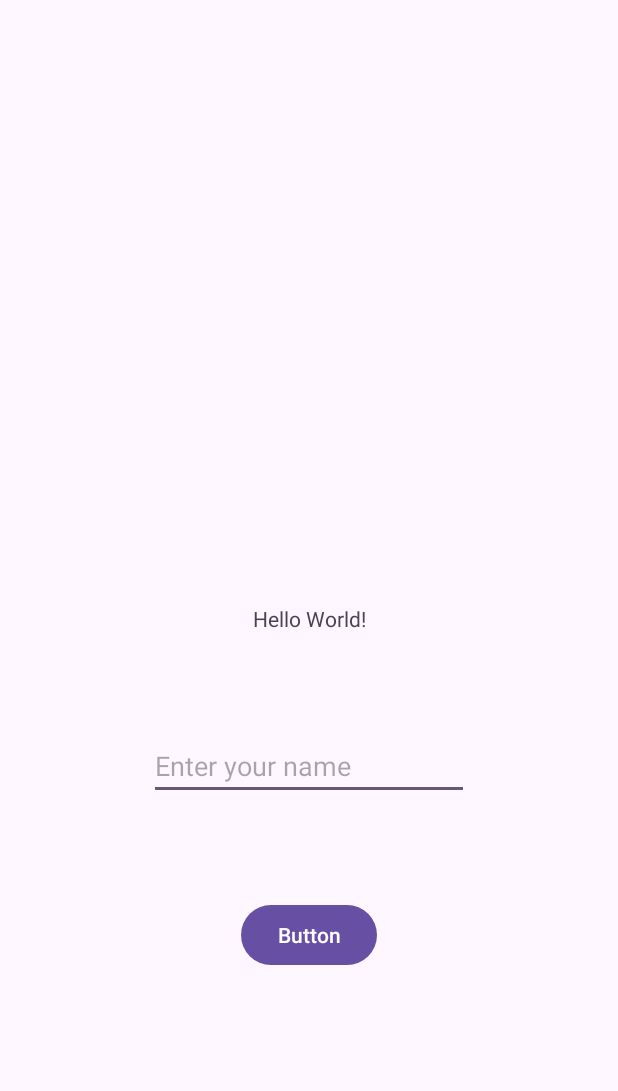
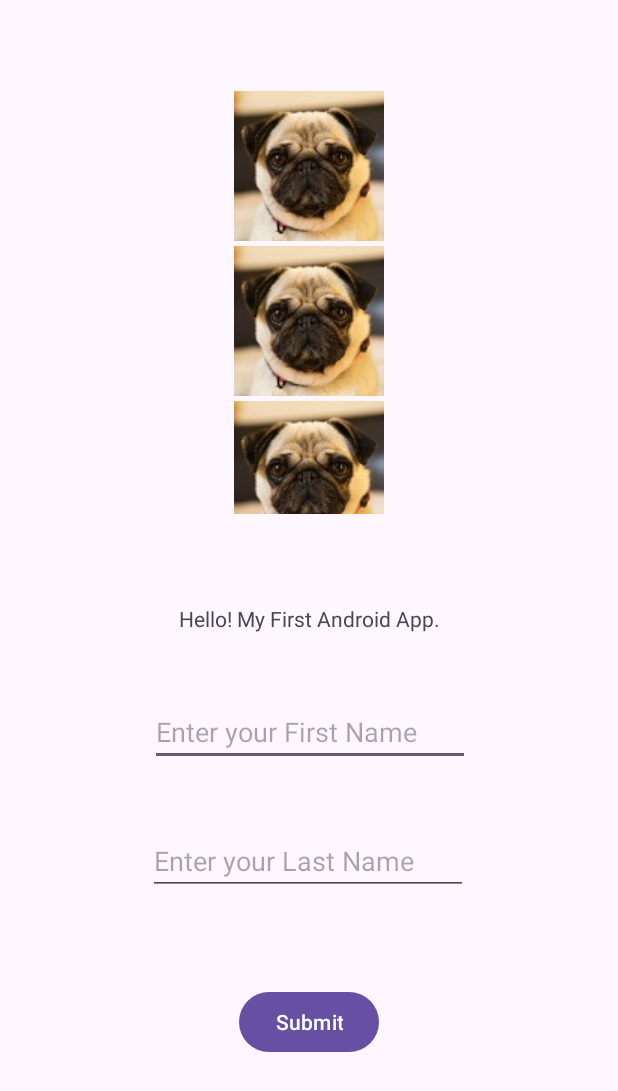
Before and after one commit to w0472826/MyNewApp, an Android app: the screen it shows after launch (MainActivity), on a phone screen of 412 x 824 dp. Shown: the top 1091 px of the screen. Run offline under Robolectric (Android 15) with nearby library versions, the phone set to English and light mode, and no system bars.

Commit message:
Add details

```diff
--- a/app/build.gradle.kts
+++ b/app/build.gradle.kts
@@ -26,6 +26,9 @@ android {
         sourceCompatibility = JavaVersion.VERSION_1_8
         targetCompatibility = JavaVersion.VERSION_1_8
     }
+    buildFeatures {
+        viewBinding = true
+    }
 }
 
 dependencies {
--- a/app/src/main/java/com/example/mynewapp/MainActivity.java
+++ b/app/src/main/java/com/example/mynewapp/MainActivity.java
@@ -2,13 +2,79 @@ package com.example.mynewapp;
 
 import androidx.appcompat.app.AppCompatActivity;
 
+import android.graphics.drawable.Drawable;
+import android.util.Log;
+import android.view.View;
+
 import android.os.Bundle;
+import android.widget.ImageView;
+import android.widget.LinearLayout;
+import android.widget.Toast;
+
+import com.example.mynewapp.databinding.ActivityMainBinding;
+
+import java.util.Arrays;
+import java.util.List;
 
 public class MainActivity extends AppCompatActivity {
+
+    private ActivityMainBinding binding;
 
     @Override
     protected void onCreate(Bundle savedInstanceState) {
         super.onCreate(savedInstanceState);
-        setContentView(R.layout.activity_main);
+        binding = ActivityMainBinding.inflate(getLayoutInflater());
+        View view = binding.getRoot();
+
+        setContentView(view);
+        binding.txtWelcomeMessage.setText(R.string.welcome_message);
+
+        // Logging
+        Log.i("TESTING", "Hello Log!!");
+
+        // Dynamically add Image Views to layout (vertical)
+        LinearLayout linearLayout = binding.linearLayout;
+
+        for(int i=0; i<20; i++){
+            int imgId = getResources().getIdentifier("dog2", "drawable", getPackageName());
+            Drawable image = getDrawable(imgId);
+
+            ImageView imgView = new ImageView(this);
+            imgView.setImageDrawable(image);
+            imgView.setId(i + 1);
+            imgView.setPadding(0,0,0,5);
+
+            linearLayout.addView(imgView);
+        }
+
+        // Dynamically add Image Views to layout (horizontal)
+        LinearLayout linearLayoutHorizontal = binding.linearLayoutHorizontal;
+
+        for(int i=0; i<20; i++){
+            int imgId = getResources().getIdentifier("dog3", "drawable", getPackageName());
+            Drawable image = getDrawable(imgId);
+
+            ImageView imgView = new ImageView(this);
+            imgView.setImageDrawable(image);
+            imgView.setId(i + 1);
+            imgView.setPadding(0,0,0,5);
+
+            linearLayout.addView(imgView);
+        }
+
+        // Get the string array
+        String[] provinces = getResources().getStringArray(R.array.provinces);
+        List<String> listProvinces = Arrays.asList(provinces);
+
+        // Handle Button Click Event
+        binding.buttonSubmit.setOnClickListener(new View.OnClickListener(){
+            public void onClick(View view){
+                Log.i("TESTING", "ButtonSubmitClicked");
+                Log.i("TESTING", "Name: " + binding.editTextFirstName.getText().toString());
+
+                String message = "Welcome " +  binding.editTextFirstName.getText().toString() + binding.editTextLastName.getText().toString();
+                Toast.makeText(MainActivity.this, message, Toast.LENGTH_LONG).show();
+            }
+        });
     }
 }
--- a/app/src/main/res/layout/activity_main.xml
+++ b/app/src/main/res/layout/activity_main.xml
@@ -7,7 +7,7 @@
     tools:context=".MainActivity">
 
     <TextView
-        android:id="@+id/textView"
+        android:id="@+id/txtWelcomeMessage"
         android:layout_width="wrap_content"
         android:layout_height="wrap_content"
         android:text="Hello World!"
@@ -17,25 +17,75 @@
         app:layout_constraintTop_toTopOf="parent" />
 
     <Button
-        android:id="@+id/button"
+        android:id="@+id/buttonSubmit"
         android:layout_width="wrap_content"
         android:layout_height="wrap_content"
-        android:text="Button"
+        android:text="Submit"
         app:layout_constraintBottom_toBottomOf="parent"
         app:layout_constraintEnd_toEndOf="parent"
         app:layout_constraintStart_toStartOf="parent"
-        app:layout_constraintTop_toBottomOf="@+id/textView" />
+        app:layout_constraintTop_toBottomOf="@+id/txtWelcomeMessage"
+        app:layout_constraintVertical_bias="0.665" />
 
     <EditText
-        android:id="@+id/editTextText"
+        android:id="@+id/editTextFirstName"
         android:layout_width="wrap_content"
         android:layout_height="wrap_content"
         android:ems="10"
-        android:hint="Enter your name"
+        android:hint="Enter your First Name"
         android:inputType="text"
-        app:layout_constraintBottom_toTopOf="@+id/button"
+        app:layout_constraintBottom_toTopOf="@+id/buttonSubmit"
+        app:layout_constraintEnd_toEndOf="parent"
+        app:layout_constraintHorizontal_bias="0.502"
+        app:layout_constraintStart_toStartOf="parent"
+        app:layout_constraintTop_toBottomOf="@+id/txtWelcomeMessage"
+        app:layout_constraintVertical_bias="0.227" />
+
+    <EditText
+        android:id="@+id/editTextLastName"
+        android:layout_width="wrap_content"
+        android:layout_height="wrap_content"
+        android:layout_marginBottom="20dp"
+        android:ems="10"
+        android:inputType="text"
+        android:hint="Enter your Last Name"
+        app:layout_constraintBottom_toTopOf="@+id/buttonSubmit"
+        app:layout_constraintEnd_toEndOf="parent"
+        app:layout_constraintHorizontal_bias="0.497"
+        app:layout_constraintStart_toStartOf="parent"
+        app:layout_constraintTop_toBottomOf="@+id/editTextFirstName" />
+
+    <ScrollView
+        android:layout_width="133dp"
+        android:layout_height="282dp"
+        android:orientation="vertical"
+        app:layout_constraintBottom_toTopOf="@+id/txtWelcomeMessage"
         app:layout_constraintEnd_toEndOf="parent"
         app:layout_constraintStart_toStartOf="parent"
-        app:layout_constraintTop_toBottomOf="@+id/textView" />
+        app:layout_constraintTop_toTopOf="parent">
+
+        <LinearLayout
+            android:id="@+id/linearLayout"
+            android:layout_width="match_parent"
+            android:layout_height="wrap_content"
+            android:orientation="vertical" />
+    </ScrollView>
+
+    <HorizontalScrollView
+        android:layout_width="411dp"
+        android:layout_height="86dp"
+        app:layout_constraintBottom_toBottomOf="parent"
+        app:layout_constraintEnd_toEndOf="parent"
+        app:layout_constraintHorizontal_bias="0.466"
+        app:layout_constraintStart_toStartOf="parent"
+        app:layout_constraintTop_toBottomOf="@+id/buttonSubmit"
+        app:layout_constraintVertical_bias="1.0">
+
+        <LinearLayout
+            android:id="@+id/linearLayoutHorizontal"
+            android:layout_width="wrap_content"
+            android:layout_height="match_parent"
+            android:orientation="horizontal" />
+    </HorizontalScrollView>
 
 </androidx.constraintlayout.widget.ConstraintLayout>
--- a/app/src/main/res/values/strings.xml
+++ b/app/src/main/res/values/strings.xml
@@ -1,3 +1,14 @@
 <resources>
     <string name="app_name">MyNewApp</string>
+    <string name="welcome_message">Hello! My First Android App.</string>
+
+    <string-array name="provinces">
+        <item>NF</item>
+        <item>PE</item>
+        <item>NB</item>
+        <item>NS</item>
+        <item>QC</item>
+        <item>ON</item>
+    </string-array>
+
 </resources>
```
